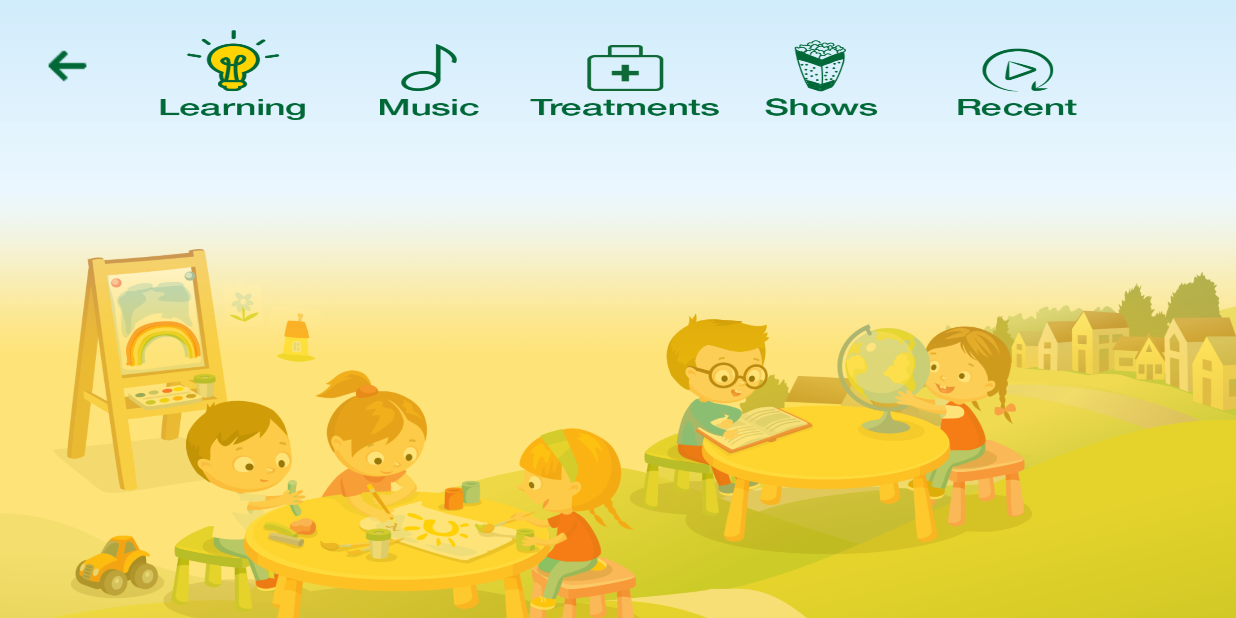
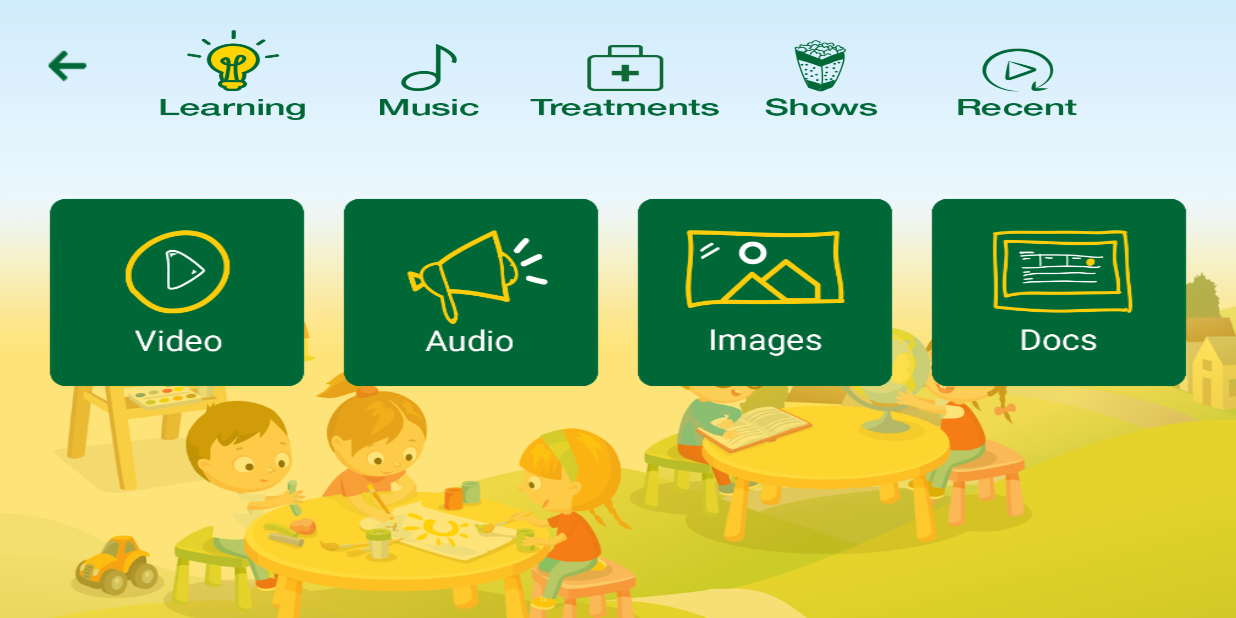
Before and after one commit to PrashantMishra-94/MasterBuddyNew, an Android app: the screen it shows after launch (HomeActivity), on a phone screen of 824 x 412 dp (held sideways). Run offline under Robolectric (Android 15) with nearby library versions, the phone set to English and light mode, and no system bars; our stand-ins replace Room's generated code; pictures from the network do not load.

Commit message:
Images Added

```diff
--- a/app/src/main/java/com/prashant/masterbuddy/Constants.kt
+++ b/app/src/main/java/com/prashant/masterbuddy/Constants.kt
@@ -23,5 +23,16 @@ interface Constants {
         val LIST_TYPE_HOME = 1
         val LIST_TYPE_TRENDING = 2
         val LIST_TYPE_PLAYLIST = 3
+
+        const val CHANNEL_LEARNING = 0
+        const val CHANNEL_MUSIC = 0
+        const val CHANNEL_TREATMENT = 0
+        const val CHANNEL_SHOW = 0
+        const val CHANNEL_RECENTS = 0
+
+        const val CONTENT_VIDEO = 0
+        const val CONTENT_AUDIO = 1
+        const val CONTENT_IMAGE = 2
+        const val CONTENT_DOCS = 3
     }
 }
--- a/app/src/main/java/com/prashant/masterbuddy/HomeActivity.kt
+++ b/app/src/main/java/com/prashant/masterbuddy/HomeActivity.kt
@@ -1,13 +1,19 @@
 package com.prashant.masterbuddy
 
 import android.content.pm.ActivityInfo
+import android.graphics.Bitmap
 import android.os.Bundle
 import android.support.v7.app.AppCompatActivity
+import android.view.View
 import android.view.Window
 import android.view.WindowManager
+import com.bumptech.glide.Glide
 import kotlinx.android.synthetic.main.activity_home.*
 
-class HomeActivity : AppCompatActivity() {
+class HomeActivity : AppCompatActivity(), View.OnClickListener {
+
+    var selectedContent = Constants.CONTENT_VIDEO
+    var backgroundImage: Bitmap? = null
 
     override fun onCreate(savedInstanceState: Bundle?) {
         super.onCreate(savedInstanceState)
@@ -24,7 +30,45 @@ class HomeActivity : AppCompatActivity() {
                 R.id.radioRecent -> R.drawable.background_recent_image
                 else -> R.drawable.background_learning_image
             }
-            lytHome.setBackgroundResource(drawable)
+            Glide.with(this).load(drawable).into(imgHomeBackground)
+            //setImageInImageView(imgHomeBackground, drawable)
+            setHomeVisibility(true)
+        }
+        Glide.with(this).load(R.drawable.ic_video_icon).into(imgVideo)
+        Glide.with(this).load(R.drawable.ic_audio_icon).into(imgAudio)
+        Glide.with(this).load(R.drawable.ic_images_icon).into(imgImages)
+        Glide.with(this).load(R.drawable.ic_docs_icon).into(imgDocs)
+        Glide.with(this).load(R.drawable.background_learning_image).into(imgHomeBackground)
+
+        btnBack.setOnClickListener { setHomeVisibility(true) }
+        imgVideo.setOnClickListener(this)
+        imgAudio.setOnClickListener(this)
+        imgImages.setOnClickListener(this)
+        imgDocs.setOnClickListener(this)
+    }
+
+    override fun onClick(v: View?) {
+        selectedContent = when (v!!.id) {
+            R.id.imgVideo -> Constants.CONTENT_VIDEO
+            R.id.imgAudio -> Constants.CONTENT_AUDIO
+            R.id.imgImages -> Constants.CONTENT_IMAGE
+            R.id.imgDocs -> Constants.CONTENT_DOCS
+            else -> Constants.CONTENT_VIDEO
+        }
+        setHomeVisibility(false)
+    }
+
+    override fun onBackPressed() {
+        if (btnBack.visibility == View.VISIBLE) {
+            btnBack.performClick()
+        } else {
+            super.onBackPressed()
         }
     }
+
+    private fun setHomeVisibility(flag: Boolean) {
+        btnBack.visibility = if (flag) View.INVISIBLE else View.VISIBLE
+        rvThumbnails.visibility = if (flag) View.GONE else View.VISIBLE
+        lytContentButtons.visibility = if (flag) View.VISIBLE else View.GONE
+    }
 }
--- /dev/null
+++ b/app/src/main/java/com/prashant/masterbuddy/HomeAdapter.kt
@@ -0,0 +1,26 @@
+package com.prashant.masterbuddy
+
+import android.content.Context
+import android.support.v7.widget.RecyclerView
+import android.view.LayoutInflater
+import android.view.View
+import android.view.ViewGroup
+
+class HomeAdapter(val context: Context): RecyclerView.Adapter<HomeAdapter.ViewHolder>() {
+    override fun onCreateViewHolder(parent: ViewGroup, viewType: Int): ViewHolder {
+        return ViewHolder(LayoutInflater.from(parent.context).inflate(R.layout.lyt_home_list_item, parent, false))
+    }
+
+    override fun getItemCount(): Int {
+        TODO("not implemented") //To change body of created functions use File | Settings | File Templates.
+    }
+
+    override fun onBindViewHolder(holder: ViewHolder, position: Int) {
+        TODO("not implemented") //To change body of created functions use File | Settings | File Templates.
+    }
+
+
+    class ViewHolder(val view: View): RecyclerView.ViewHolder(view) {
+
+    }
+}
--- a/app/src/main/java/com/prashant/masterbuddy/ws/VolleyMultipartRequest.kt
+++ b/app/src/main/java/com/prashant/masterbuddy/ws/VolleyMultipartRequest.kt
@@ -1,7 +1,7 @@
 package com.prashant.masterbuddy.ws
 
 /**
- * Created by tanmay.agnihotri on 2/13/18.
+ * Created by prashant.mishra on 2/13/18.
  */
 
 import com.android.volley.AuthFailureError
@@ -18,10 +18,6 @@ import java.io.ByteArrayOutputStream
 import java.io.DataOutputStream
 import java.io.IOException
 import java.io.UnsupportedEncodingException
-
-/**
- * Created by Belal on 10/24/2017.
- */
 
 open class VolleyMultipartRequest(method: Int, url: String,
                                   private val mListener: Response.Listener<NetworkResponse>,
--- /dev/null
+++ b/app/src/main/java/com/prashant/masterbuddy/ws/model/DataContent.kt
@@ -0,0 +1,23 @@
+package com.prashant.masterbuddy.ws.model
+
+import android.arch.persistence.room.ColumnInfo
+import android.arch.persistence.room.Entity
+import android.arch.persistence.room.PrimaryKey
+
+@Entity(tableName = "data_content")
+class DataContent {
+
+    @PrimaryKey(autoGenerate = true)
+    var uid: Long? = null
+
+    @ColumnInfo(name = "remote_id")
+    var remoteId: Long? = null
+
+    @ColumnInfo(name = "channel_type")
+    var channelType: Int? = null
+    var contentType: Int? = null
+    var contentUrl: String? = null
+    var thumbnailUrl: String? = null
+    var contentTitle: String? = null
+
+}
--- a/app/src/main/res/layout-land/activity_home.xml
+++ b/app/src/main/res/layout-land/activity_home.xml
@@ -1,15 +1,30 @@
 <?xml version="1.0" encoding="utf-8"?>
-<LinearLayout xmlns:android="http://schemas.android.com/apk/res/android"
-    xmlns:app="http://schemas.android.com/apk/res-auto"
+<FrameLayout xmlns:android="http://schemas.android.com/apk/res/android"
     xmlns:tools="http://schemas.android.com/tools"
     android:layout_width="match_parent"
     android:layout_height="match_parent"
-    tools:context=".HomeActivity"
-    android:padding="20dp"
-    android:background="@drawable/background_learning_image"
-    android:id="@+id/lytHome">
+    tools:context=".HomeActivity">
+
+    <ImageView
+        android:id="@+id/imgHomeBackground"
+        android:layout_width="match_parent"
+        android:layout_height="match_parent"
+        android:contentDescription="@string/app_name"
+        android:scaleType="fitXY"/>
+
+    <LinearLayout
+        android:layout_width="match_parent"
+        android:layout_height="match_parent"
+        android:orientation="vertical">
+
+        <LinearLayout
+            android:layout_width="match_parent"
+            android:layout_height="wrap_content"
+            android:orientation="horizontal"
+            android:padding="20dp">
 
             <Button
+                android:id="@+id/btnBack"
                 android:layout_width="50dp"
                 android:layout_height="wrap_content"
                 android:background="@drawable/ic_back_button"/>
@@ -66,5 +81,68 @@
 
             </RadioGroup>
 
+        </LinearLayout>
+
+        <LinearLayout
+            android:id="@+id/lytContentButtons"
+            android:layout_width="match_parent"
+            android:layout_height="150dp"
+            android:layout_margin="20dp"
+            android:visibility="visible">
+
+            <ImageButton
+                android:id="@+id/imgVideo"
+                android:layout_width="0dp"
+                android:layout_height="match_parent"
+                android:layout_weight="1"
+                android:layout_margin="10dp"
+                android:scaleType="fitXY"
+                android:button="@android:color/transparent"
+                android:background="@android:color/transparent"
+                android:contentDescription="@string/videos"/>
+
+            <ImageButton
+                android:id="@+id/imgAudio"
+                android:layout_width="0dp"
+                android:layout_height="match_parent"
+                android:layout_weight="1"
+                android:layout_margin="10dp"
+                android:scaleType="fitXY"
+                android:button="@android:color/transparent"
+                android:background="@android:color/transparent"
+                android:contentDescription="@string/audio"/>
+
+            <ImageButton
+                android:id="@+id/imgImages"
+                android:layout_width="0dp"
+                android:layout_height="match_parent"
+                android:layout_weight="1"
+                android:layout_margin="10dp"
+                android:scaleType="fitXY"
+                android:button="@android:color/transparent"
+                android:background="@android:color/transparent"
+                android:contentDescription="@string/images"/>
+
+            <ImageButton
+                android:id="@+id/imgDocs"
+                android:layout_width="0dp"
+                android:layout_height="match_parent"
+                android:layout_weight="1"
+                android:layout_margin="10dp"
+                android:scaleType="fitXY"
+                android:button="@android:color/transparent"
+                android:background="@android:color/transparent"
+                android:contentDescription="@string/save"/>
 
         </LinearLayout>
+
+        <android.support.v7.widget.RecyclerView
+            android:id="@+id/rvThumbnails"
+            android:layout_width="match_parent"
+            android:layout_height="wrap_content"
+            android:visibility="gone"/>
+
+    </LinearLayout>
+
+
+</FrameLayout>
--- a/app/src/main/res/layout/activity_home.xml
+++ b/app/src/main/res/layout/activity_home.xml
@@ -1,18 +1,40 @@
 <?xml version="1.0" encoding="utf-8"?>
-<LinearLayout xmlns:android="http://schemas.android.com/apk/res/android"
-    xmlns:app="http://schemas.android.com/apk/res-auto"
+<FrameLayout xmlns:android="http://schemas.android.com/apk/res/android"
     xmlns:tools="http://schemas.android.com/tools"
     android:layout_width="match_parent"
     android:layout_height="match_parent"
-    tools:context=".HomeActivity"
-    android:padding="20dp"
-    android:background="@drawable/background_learning_image"
-    android:id="@+id/lytHome">
+    tools:context=".HomeActivity">
+
+    <ImageView
+        android:id="@+id/imgHomeBackground"
+        android:layout_width="match_parent"
+        android:layout_height="match_parent"
+        android:contentDescription="@string/app_name"
+        android:scaleType="fitXY"/>
+
+    <LinearLayout
+        android:layout_width="match_parent"
+        android:layout_height="match_parent"
+        android:orientation="vertical">
+
+        <LinearLayout
+            android:layout_width="match_parent"
+            android:layout_height="wrap_content"
+            android:orientation="horizontal"
+            android:padding="20dp">
+
+            <Button
+                android:id="@+id/btnBack"
+                android:layout_width="50dp"
+                android:layout_height="wrap_content"
+                android:background="@drawable/ic_back_button"/>
 
             <RadioGroup
                 android:id="@+id/radioGroup"
                 android:layout_width="match_parent"
                 android:layout_height="60dp"
+                android:layout_marginLeft="20dp"
+                android:layout_marginRight="60dp"
                 android:orientation="horizontal">
 
                 <RadioButton
@@ -59,5 +81,68 @@
 
             </RadioGroup>
 
+        </LinearLayout>
+
+        <LinearLayout
+            android:id="@+id/lytContentButtons"
+            android:layout_width="match_parent"
+            android:layout_height="150dp"
+            android:layout_margin="20dp"
+            android:visibility="visible">
+
+            <ImageButton
+                android:id="@+id/imgVideo"
+                android:layout_width="0dp"
+                android:layout_height="match_parent"
+                android:layout_weight="1"
+                android:layout_margin="10dp"
+                android:scaleType="fitXY"
+                android:background="@android:color/transparent"
+                android:contentDescription="@string/videos"
+                android:src="@drawable/ic_video_icon"/>
+
+            <ImageButton
+                android:id="@+id/imgAudio"
+                android:layout_width="0dp"
+                android:layout_height="match_parent"
+                android:layout_weight="1"
+                android:layout_margin="10dp"
+                android:scaleType="fitXY"
+                android:background="@android:color/transparent"
+                android:contentDescription="@string/audio"
+                android:src="@drawable/ic_audio_icon"/>
+
+            <ImageButton
+                android:id="@+id/imgImages"
+                android:layout_width="0dp"
+                android:layout_height="match_parent"
+                android:layout_weight="1"
+                android:layout_margin="10dp"
+                android:scaleType="fitXY"
+                android:background="@android:color/transparent"
+                android:contentDescription="@string/images"
+                android:src="@drawable/ic_images_icon"/>
+
+            <ImageButton
+                android:id="@+id/imgDocs"
+                android:layout_width="0dp"
+                android:layout_height="match_parent"
+                android:layout_weight="1"
+                android:layout_margin="10dp"
+                android:scaleType="fitXY"
+                android:background="@android:color/transparent"
+                android:contentDescription="@string/save"
+                android:src="@drawable/ic_docs_icon"/>
 
         </LinearLayout>
+
+        <android.support.v7.widget.RecyclerView
+            android:id="@+id/rvThumbnails"
+            android:layout_width="match_parent"
+            android:layout_height="wrap_content"
+            android:visibility="gone"/>
+
+    </LinearLayout>
+
+
+</FrameLayout>
--- /dev/null
+++ b/app/src/main/res/layout/lyt_home_list_item.xml
@@ -0,0 +1,6 @@
+<?xml version="1.0" encoding="utf-8"?>
+<LinearLayout xmlns:android="http://schemas.android.com/apk/res/android"
+    android:orientation="vertical" android:layout_width="match_parent"
+    android:layout_height="match_parent">
+
+</LinearLayout>
--- a/app/src/main/res/values/strings.xml
+++ b/app/src/main/res/values/strings.xml
@@ -198,4 +198,7 @@
     <string name="log_out">Log Out</string>
     <string name="add_to_playlist">Add to playlist</string>
     <string name="remove_from_playlist">Remove from playlist</string>
+    <string name="videos">Videos</string>
+    <string name="audio">Audio</string>
+    <string name="images">Images</string>
 </resources>
```
Also changed, not shown: app/src/main/res/drawable/background_learning_image.png, 1 other file. Lines whose indentation alone changed are shown as unchanged.
